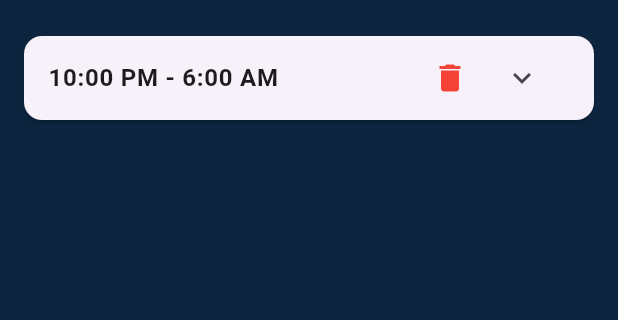
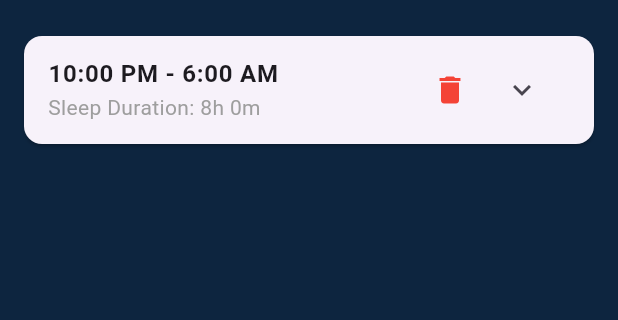
Before and after one commit to afifShyam/sleep_tracker, a Flutter app: the AlarmSettingsView screen opened directly, after a tap on "Add Alarm", on a phone screen of 412 x 824 dp, the part 84-404 px from its top. Run offline on Flutter 3.47's test engine with Material 3 defaults, Android fonts, the light colour scheme and no system bars; our stand-ins replace bloc, cloud_firestore, firebase_auth, firebase_core, firebase_storage, fl_chart and 10 more; accounts and stored records are empty; project files that could hold a hidden picture were left out.

Commit message:
changes:alarm new update code

```diff
--- a/lib/src/bloc/profile_bloc/profile_bloc.dart
+++ b/lib/src/bloc/profile_bloc/profile_bloc.dart
@@ -105,11 +105,11 @@ class ProfileBloc extends HydratedBloc<ProfileEvent, ProfileState> {
         ).toJson(),
       );
 
+      add(GetData(id: GetDataFireBase.currentUserId));
+
       emit(
         state.copyWith(profileStatus: ProfileStatus.updated),
       );
-
-      add(GetData(id: GetDataFireBase.currentUserId));
     } catch (e) {
       emit(
         state.copyWith(
--- a/lib/src/model/alarm.dart
+++ b/lib/src/model/alarm.dart
@@ -6,6 +6,7 @@ part 'alarm.g.dart';
 
 @freezed
 class Alarm with _$Alarm {
+  const Alarm._();
   const factory Alarm({
     String? id,
     @TimeOfDayConverter() required TimeOfDay bedtime,
@@ -14,6 +15,16 @@ class Alarm with _$Alarm {
     required Map<String, bool> days,
     @Default(false) bool isExpanded, // Added isExpanded field
   }) = _Alarm;
+
+  Duration get sleepDuration {
+    final bedtimeInMinutes = bedtime.hour * 60 + bedtime.minute;
+    final wakeupTimeInMinutes = wakeupTime.hour * 60 + wakeupTime.minute;
+    int durationInMinutes = wakeupTimeInMinutes - bedtimeInMinutes;
+    if (durationInMinutes < 0) {
+      durationInMinutes += 24 * 60; // Handle wrap around midnight
+    }
+    return Duration(minutes: durationInMinutes);
+  }
 
   factory Alarm.fromJson(Map<String, dynamic> json) => _$AlarmFromJson(json);
 }
--- a/lib/src/screen/homepage/alarm_setting.dart
+++ b/lib/src/screen/homepage/alarm_setting.dart
@@ -226,17 +226,19 @@ class AlarmCard extends StatelessWidget {
   final VoidCallback onToggleExpansion;
 
   const AlarmCard({
-    Key? key,
+    super.key,
     required this.alarm,
     required this.onDelete,
     required this.onSelectTime,
     required this.onToggleDay,
     required this.onToggleEnabled,
     required this.onToggleExpansion,
-  }) : super(key: key);
+  });
 
   @override
   Widget build(BuildContext context) {
+    final sleepDuration = alarm.sleepDuration;
+
     return Card(
       margin: const EdgeInsets.symmetric(vertical: 8.0),
       child: Column(
@@ -247,6 +249,10 @@ class AlarmCard extends StatelessWidget {
             title: Text(
               '${alarm.bedtime.format(context)} - ${alarm.wakeupTime.format(context)}',
               style: const TextStyle(fontWeight: FontWeight.bold),
+            ),
+            subtitle: Text(
+              'Sleep Duration: ${sleepDuration.inHours}h ${sleepDuration.inMinutes.remainder(60)}m',
+              style: const TextStyle(color: Colors.grey),
             ),
             trailing: Row(
               mainAxisSize: MainAxisSize.min,
```
Also changed, not shown: lib/src/screen/homepage/daily_tracker.dart (added, +83 -0 lines), lib/src/screen/homepage/home_dash.dart (+28 -4 lines), lib/src/screen/homepage/weekly_tracker.dart (added, +103 -0 lines), lib/src/screen/profile/edit_profile.dart (+5 -3 lines), lib/src/model/alarm.freezed.dart.
